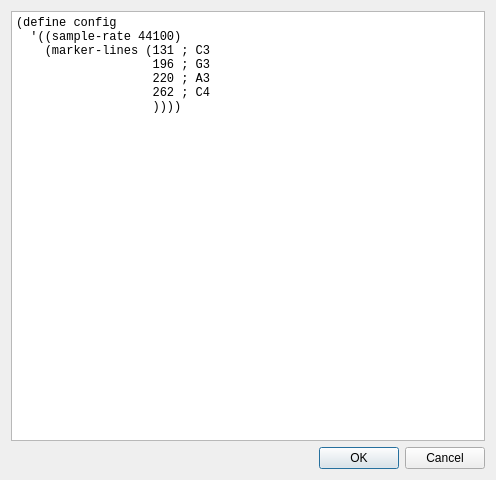
Before: the Qt Designer form configuration.ui in sarahkw/swgetf0, drawn with Qt 5.
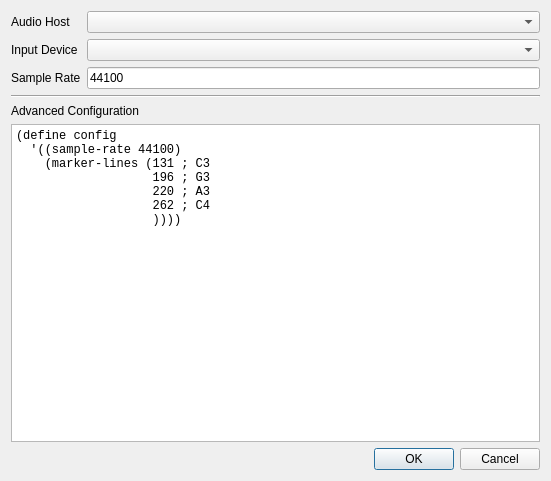
After: the same form once the commit is applied.

Commit message: Merge InputDevice into Configuration

```diff
--- a/configuration.ui
+++ b/configuration.ui
@@ -6,14 +6,69 @@
    <rect>
     <x>0</x>
     <y>0</y>
-    <width>496</width>
-    <height>480</height>
+    <width>551</width>
+    <height>481</height>
    </rect>
   </property>
   <property name="windowTitle">
    <string>Configuration</string>
   </property>
   <layout class="QVBoxLayout" name="verticalLayout">
+   <item>
+    <layout class="QFormLayout" name="formLayout">
+     <property name="fieldGrowthPolicy">
+      <enum>QFormLayout::AllNonFixedFieldsGrow</enum>
+     </property>
+     <item row="0" column="0">
+      <widget class="QLabel" name="label">
+       <property name="text">
+        <string>Audio Host</string>
+       </property>
+      </widget>
+     </item>
+     <item row="0" column="1">
+      <widget class="QComboBox" name="cmbAudioHost"/>
+     </item>
+     <item row="1" column="0">
+      <widget class="QLabel" name="label_2">
+       <property name="text">
+        <string>Input Device</string>
+       </property>
+      </widget>
+     </item>
+     <item row="1" column="1">
+      <widget class="QComboBox" name="cmbInputDevice"/>
+     </item>
+     <item row="2" column="0">
+      <widget class="QLabel" name="label_3">
+       <property name="text">
+        <string>Sample Rate</string>
+       </property>
+      </widget>
+     </item>
+     <item row="2" column="1">
+      <widget class="QLineEdit" name="txtSampleRate">
+       <property name="text">
+        <string>44100</string>
+       </property>
+      </widget>
+     </item>
+    </layout>
+   </item>
+   <item>
+    <widget class="Line" name="line">
+     <property name="orientation">
+      <enum>Qt::Horizontal</enum>
+     </property>
+    </widget>
+   </item>
+   <item>
+    <widget class="QLabel" name="label_4">
+     <property name="text">
+      <string>Advanced Configuration</string>
+     </property>
+    </widget>
+   </item>
    <item>
     <widget class="QPlainTextEdit" name="txtConfig">
      <property name="font">
```
The commit also changes 7 other files.
